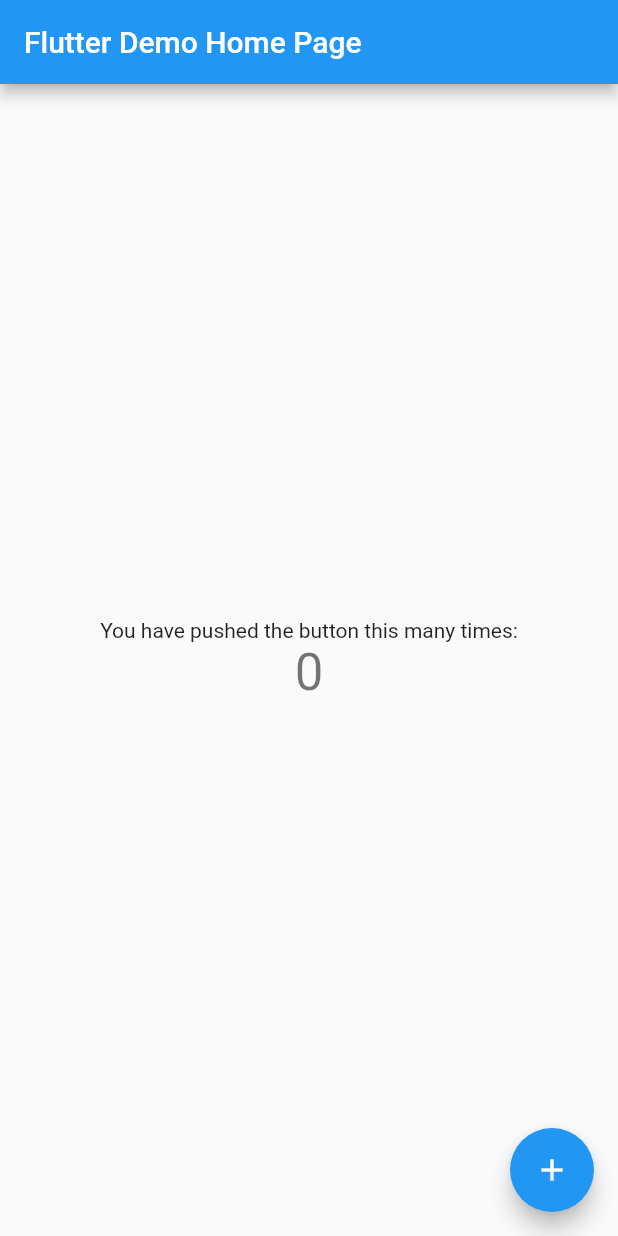
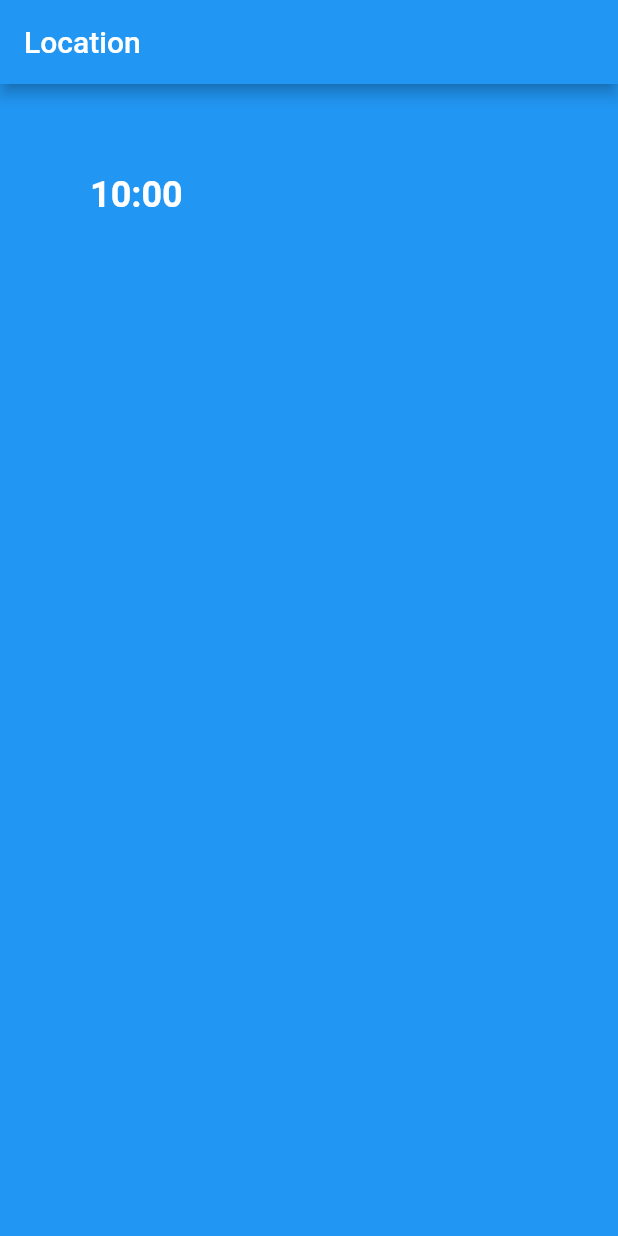
Before and after one commit to lugutecnologiadainformacao/myownlocationprojects, a Flutter app: the screen it shows after launch, on a phone screen of 412 x 824 dp. Run offline on Flutter 3.47's test engine with Material 2 defaults, Android fonts, the phone set to English and light mode, and no system bars.

Commit message:
Widget de HomePage e Weather adicionados junto com texto

```diff
--- a/lib/main.dart
+++ b/lib/main.dart
@@ -1,111 +1,19 @@
+
+
 import 'package:flutter/material.dart';
+import 'package:myownlocationproject/ui/MyHomePage.dart';
 
-void main() => runApp(MyApp());
+void main() => runApp(new MyApp());
 
 class MyApp extends StatelessWidget {
-  // This widget is the root of your application.
   @override
   Widget build(BuildContext context) {
     return MaterialApp(
-      title: 'Flutter Demo',
-      theme: ThemeData(
-        // This is the theme of your application.
-        //
-        // Try running your application with "flutter run". You'll see the
-        // application has a blue toolbar. Then, without quitting the app, try
-        // changing the primarySwatch below to Colors.green and then invoke
-        // "hot reload" (press "r" in the console where you ran "flutter run",
-        // or simply save your changes to "hot reload" in a Flutter IDE).
-        // Notice that the counter didn't reset back to zero; the application
-        // is not restarted.
-        primarySwatch: Colors.blue,
+      title: "Location Teste",
+      theme: new ThemeData(
+        primaryColor: Colors.blue
       ),
-      home: MyHomePage(title: 'Flutter Demo Home Page'),
+      home: MyHomePage(title: "Location App"),
     );
   }
 }
-
-class MyHomePage extends StatefulWidget {
-  MyHomePage({Key key, this.title}) : super(key: key);
-
-  // This widget is the home page of your application. It is stateful, meaning
-  // that it has a State object (defined below) that contains fields that affect
-  // how it looks.
-
-  // This class is the configuration for the state. It holds the values (in this
-  // case the title) provided by the parent (in this case the App widget) and
-  // used by the build method of the State. Fields in a Widget subclass are
-  // always marked "final".
-
-  final String title;
-
-  @override
-  _MyHomePageState createState() => _MyHomePageState();
-}
-
-class _MyHomePageState extends State<MyHomePage> {
-  int _counter = 0;
-
-  void _incrementCounter() {
-    setState(() {
-      // This call to setState tells the Flutter framework that something has
-      // changed in this State, which causes it to rerun the build method below
-      // so that the display can reflect the updated values. If we changed
-      // _counter without calling setState(), then the build method would not be
-      // called again, and so nothing would appear to happen.
-      _counter++;
-    });
-  }
-
-  @override
-  Widget build(BuildContext context) {
-    // This method is rerun every time setState is called, for instance as done
-    // by the _incrementCounter method above.
-    //
-    // The Flutter framework has been optimized to make rerunning build methods
-    // fast, so that you can just rebuild anything that needs updating rather
-    // than having to individually change instances of widgets.
-    return Scaffold(
-      appBar: AppBar(
-        // Here we take the value from the MyHomePage object that was created by
-        // the App.build method, and use it to set our appbar title.
-        title: Text(widget.title),
-      ),
-      body: Center(
-        // Center is a layout widget. It takes a single child and positions it
-        // in the middle of the parent.
-        child: Column(
-          // Column is also a layout widget. It takes a list of children and
-          // arranges them vertically. By default, it sizes itself to fit its
-          // children horizontally, and tries to be as tall as its parent.
-          //
-          // Invoke "debug painting" (press "p" in the console, choose the
-          // "Toggle Debug Paint" action from the Flutter Inspector in Android
-          // Studio, or the "Toggle Debug Paint" command in Visual Studio Code)
-          // to see the wireframe for each widget.
-          //
-          // Column has various properties to control how it sizes itself and
-          // how it positions its children. Here we use mainAxisAlignment to
-          // center the children vertically; the main axis here is the vertical
-          // axis because Columns are vertical (the cross axis would be
-          // horizontal).
-          mainAxisAlignment: MainAxisAlignment.center,
-          children: <Widget>[
-            Text(
-              'You have pushed the button this many times:',
-            ),
-            Text(
-              '$_counter',
-              style: Theme.of(context).textTheme.display1,
-            ),
-          ],
-        ),
-      ),
-      floatingActionButton: FloatingActionButton(
-        onPressed: _incrementCounter,
-        tooltip: 'Increment',
-        child: Icon(Icons.add),
-      ), // This trailing comma makes auto-formatting nicer for build methods.
-    );
-  }
-}
--- /dev/null
+++ b/lib/ui/MyHomePage.dart
@@ -0,0 +1,25 @@
+import 'package:flutter/cupertino.dart';
+import 'package:flutter/material.dart';
+import 'package:myownlocationproject/ui/Weather.dart';
+
+class MyHomePage extends StatefulWidget {
+  final String title;
+
+  MyHomePage({Key key, this.title}) : super(key: key);
+
+  @override
+  _MyHomePageState createState() => _MyHomePageState();
+}
+
+class _MyHomePageState extends State<MyHomePage> {
+  @override
+  Widget build(BuildContext context) {
+    return new Scaffold(
+      backgroundColor: Colors.blue,
+      appBar: new AppBar(
+        title: new Text("Location")
+      ),
+      body: Weather(),
+    );
+  }
+}
--- /dev/null
+++ b/lib/ui/Weather.dart
@@ -0,0 +1,30 @@
+import 'package:flutter/material.dart';
+
+class Weather extends StatelessWidget {
+
+
+  @override
+  Widget build(BuildContext context) {
+
+    // Declare todos os widgets aqui
+    Widget dateSection = Container(
+      child: Text(
+        "10:00",
+        style: TextStyle(
+          fontWeight: FontWeight.bold,
+          fontSize: 24.0,
+          color: Colors.white
+        ),),
+    );
+
+    return Container(
+      padding: const EdgeInsets.all(60.0),
+      child: Column(
+        crossAxisAlignment: CrossAxisAlignment.start,
+        children: <Widget>[
+          dateSection
+        ],
+      ),
+    );
+  }
+}
```
